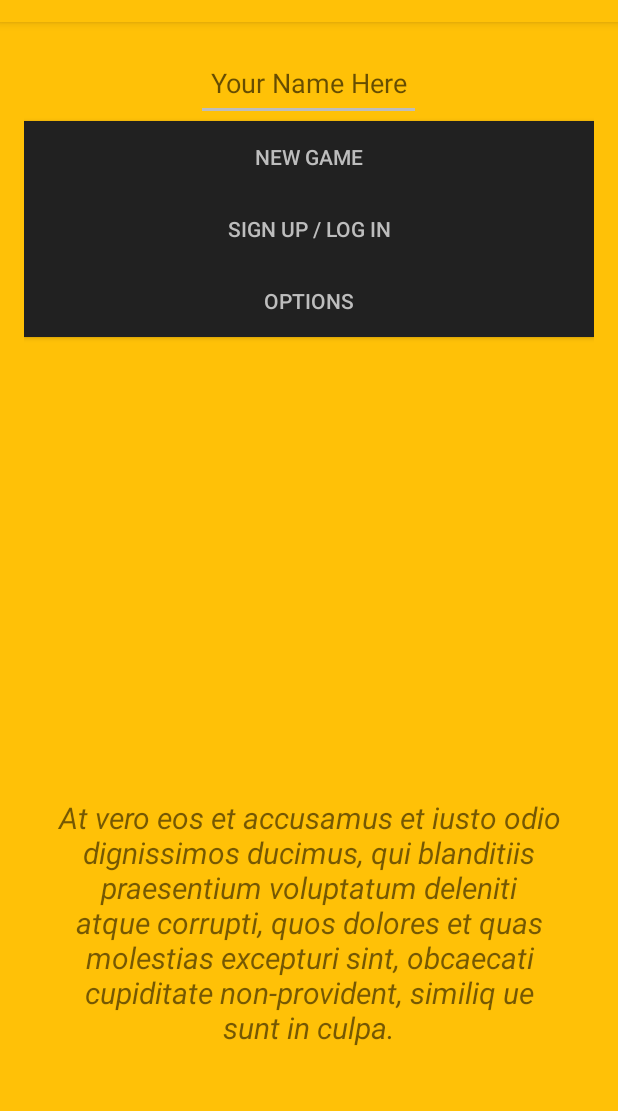
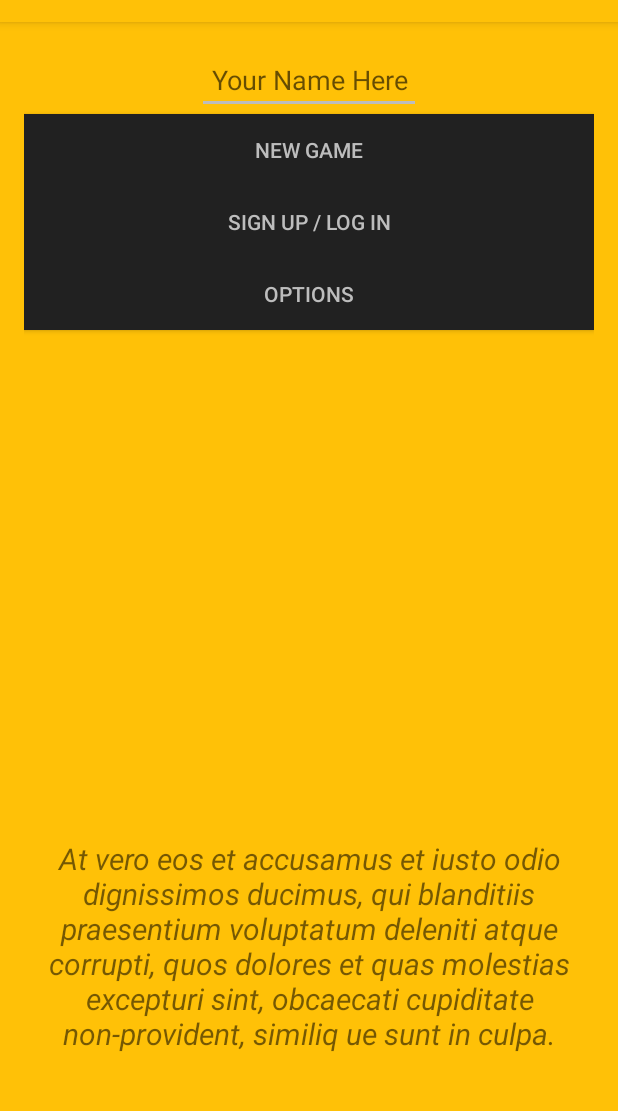
Before and after one commit to bytao7mao/ZombieTextGame, an Android app: the screen it shows after launch (MainActivity), on a phone screen of 412 x 824 dp, the part 62-1173 px from its top. Run offline under Robolectric (Android 15) with nearby library versions, the phone set to English and light mode, and no system bars; 7 statements that could not run were skipped.

Commit message:
Moved the hard coded values from the Main Activity, to the resource files

```diff
--- a/app/src/main/res/layout/activity_main.xml
+++ b/app/src/main/res/layout/activity_main.xml
@@ -12,9 +12,9 @@
         android:layout_height="wrap_content"
         android:layout_above="@+id/btnPromo"
         android:layout_gravity="center_horizontal"
-        android:padding="20dp"
+        android:padding="@dimen/activity_vertical_margin"
         android:textStyle="italic"
-        android:textSize="20sp"
+        android:textSize="@dimen/activity_main_text_view_text_size"
         android:text="@string/text_first_layout"
         android:textAlignment="center"
         android:id="@+id/textView7" />
@@ -27,7 +27,7 @@
         android:layout_alignParentStart="true"
         android:layout_below="@+id/editTxt"
         android:background="@color/buttonBackground"
-        android:text="New Game"
+        android:text="@string/new_game_button"
         android:textColor="@color/colorAccent" />
 
     <Button
@@ -38,7 +38,7 @@
         android:layout_alignParentStart="true"
         android:layout_below="@+id/btnAuthActivity"
         android:background="@color/buttonBackground"
-        android:text="Options"
+        android:text="@string/options_button"
         android:textColor="@color/colorAccent" />
 
 
@@ -50,7 +50,7 @@
         android:layout_alignParentBottom="true"
         android:layout_alignStart="@+id/btnAuthActivity"
         android:background="@color/buttonBackground"
-        android:text="Sale on Now!"
+        android:text="@string/sale_button"
         android:textColor="@color/colorAccent"
         android:visibility="invisible" />
 
@@ -63,16 +63,18 @@
         android:layout_below="@+id/newGamebtn"
         android:background="@color/buttonBackground"
         android:gravity="center"
-        android:text="Sign Up / Log In"
+        android:text="@string/sign_up_login_in_button"
         android:textColor="@color/colorAccent" />
 
     <EditText
         android:id="@+id/editTxt"
         style="@style/Widget.AppCompat.EditText"
-        android:layout_width="150dp"
-        android:layout_height="50dp"
+        android:layout_width="wrap_content"
+        android:layout_height="wrap_content"
         android:layout_alignParentTop="true"
         android:layout_centerHorizontal="true"
+        android:minEms="7"
+        android:maxEms="10"
         android:textColor="@color/common_google_signin_btn_text_dark"
         android:gravity="center"
         android:hint="Your Name Here"
--- a/app/src/main/res/values/dimens.xml
+++ b/app/src/main/res/values/dimens.xml
@@ -2,4 +2,5 @@
     <!-- Default screen margins, per the Android Design guidelines. -->
     <dimen name="activity_horizontal_margin">16dp</dimen>
     <dimen name="activity_vertical_margin">16dp</dimen>
+    <dimen name="activity_main_text_view_text_size">20sp</dimen>
 </resources>
--- a/app/src/main/res/values/strings.xml
+++ b/app/src/main/res/values/strings.xml
@@ -4,6 +4,13 @@
         qui blanditiis praesentium voluptatum deleniti atque corrupti, quos dolores
         et quas molestias excepturi sint, obcaecati cupiditate non-provident, similiq
         ue sunt in culpa.</string>
+
+    <!--Main activity buttons-->
+    <string name="new_game_button">New Game</string>
+    <string name="sale_button">Sale on Now!</string>
+    <string name="sign_up_login_in_button">Sign Up / Log In</string>
+    <string name="options_button">Options</string>
+
     <!--Options activity buttons-->
     <string name="music_selection_button">Music select</string>
     <string name="music_volume_button">Music volume</string>
```
